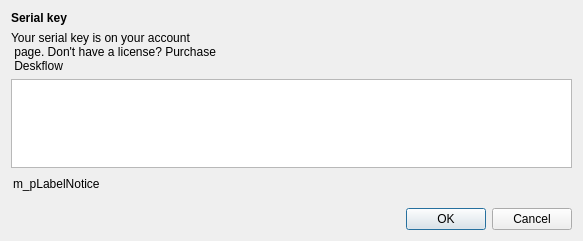
First picture: the form in src/gui/src/ActivationDialog.ui, repository deskflow/deskflow, before the edit.
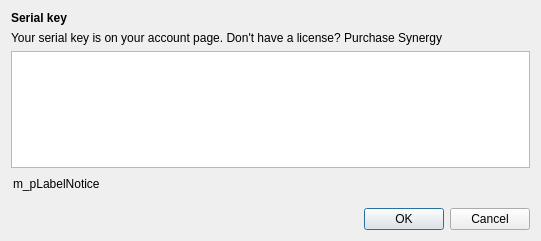
Second picture: the form after the edit.

Commit message: Rename only title in serial key dialog (to be moved downstream later)

What changed in the file:
```diff
--- a/src/gui/src/ActivationDialog.ui
+++ b/src/gui/src/ActivationDialog.ui
@@ -6,7 +6,7 @@
                   <rect>
                         <x>0</x>
                         <y>0</y>
-                        <width>583</width>
+    <width>541</width>
                         <height>241</height>
                   </rect>
             </property>
@@ -29,13 +29,7 @@
                   <item>
                         <widget class="QLabel" name="label_5">
                               <property name="text">
-                                    <string>&lt;p&gt;Your serial key is on your &lt;a
-                                          href=&quot;https://symless.com/deskflow/account?source=gui&quot;
-                                          style=&quot;color:#4285f4;&quot;&gt;account&lt;/span&gt;&lt;/a&gt;
-                                          page. Don't have a license? &lt;a
-                                          href=&quot;https://symless.com/deskflow/purchase?source=gui&quot;
-                                          style=&quot;color:#4285f4;&quot;&gt;Purchase
-                                          Deskflow&lt;/span&gt;&lt;/a&gt;&lt;/p&gt;</string>
+      <string>&lt;p&gt;Your serial key is on your &lt;a href=&quot;https://symless.com/synergy/account?source=gui&quot; style=&quot;color:#4285f4;&quot;&gt;account&lt;/span&gt;&lt;/a&gt; page. Don't have a license? &lt;a href=&quot;https://symless.com/synergy/purchase?source=gui&quot; style=&quot;color:#4285f4;&quot;&gt;Purchase Synergy&lt;/span&gt;&lt;/a&gt;&lt;/p&gt;</string>
                               </property>
                               <property name="openExternalLinks">
                                     <bool>true</bool>
@@ -51,25 +45,14 @@
                                     <bool>true</bool>
                               </property>
                               <property name="html">
-                                    <string>&lt;!DOCTYPE HTML PUBLIC &quot;-//W3C//DTD HTML
-                                          4.0//EN&quot;
-                                          &quot;http://www.w3.org/TR/REC-html40/strict.dtd&quot;&gt;
-                                          &lt;html&gt;&lt;head&gt;&lt;meta
-                                          name=&quot;qrichtext&quot; content=&quot;1&quot;
-                                          /&gt;&lt;meta charset=&quot;utf-8&quot; /&gt;&lt;style
-                                          type=&quot;text/css&quot;&gt;
-                                          p, li { white-space: pre-wrap; }
-                                          hr { height: 1px; border-width: 0; }
-                                          li.unchecked::marker { content: &quot;\2610&quot;; }
-                                          li.checked::marker { content: &quot;\2612&quot;; }
-                                          &lt;/style&gt;&lt;/head&gt;&lt;body style=&quot;
-                                          font-family:'Noto Sans'; font-size:11pt; font-weight:400;
-                                          font-style:normal;&quot;&gt;
-                                          &lt;p style=&quot;-qt-paragraph-type:empty;
-                                          margin-top:0px; margin-bottom:0px; margin-left:0px;
-                                          margin-right:0px; -qt-block-indent:0; text-indent:0px;
-                                          font-family:'Sans'; font-size:10pt;&quot;&gt;&lt;br
-                                          /&gt;&lt;/p&gt;&lt;/body&gt;&lt;/html&gt;</string>
+      <string>&lt;!DOCTYPE HTML PUBLIC &quot;-//W3C//DTD HTML 4.0//EN&quot; &quot;http://www.w3.org/TR/REC-html40/strict.dtd&quot;&gt;
+&lt;html&gt;&lt;head&gt;&lt;meta name=&quot;qrichtext&quot; content=&quot;1&quot; /&gt;&lt;meta charset=&quot;utf-8&quot; /&gt;&lt;style type=&quot;text/css&quot;&gt;
+p, li { white-space: pre-wrap; }
+hr { height: 1px; border-width: 0; }
+li.unchecked::marker { content: &quot;\2610&quot;; }
+li.checked::marker { content: &quot;\2612&quot;; }
+&lt;/style&gt;&lt;/head&gt;&lt;body style=&quot; font-family:'Cantarell'; font-size:11pt; font-weight:400; font-style:normal;&quot;&gt;
+&lt;p style=&quot;-qt-paragraph-type:empty; margin-top:0px; margin-bottom:0px; margin-left:0px; margin-right:0px; -qt-block-indent:0; text-indent:0px; font-family:'Sans'; font-size:10pt;&quot;&gt;&lt;br /&gt;&lt;/p&gt;&lt;/body&gt;&lt;/html&gt;</string>
                               </property>
                               <property name="acceptRichText">
                                     <bool>false</bool>
```
Left out of the diff: 9 changed lines with no effect on the pictures. Lines whose indentation alone changed are shown as unchanged.
